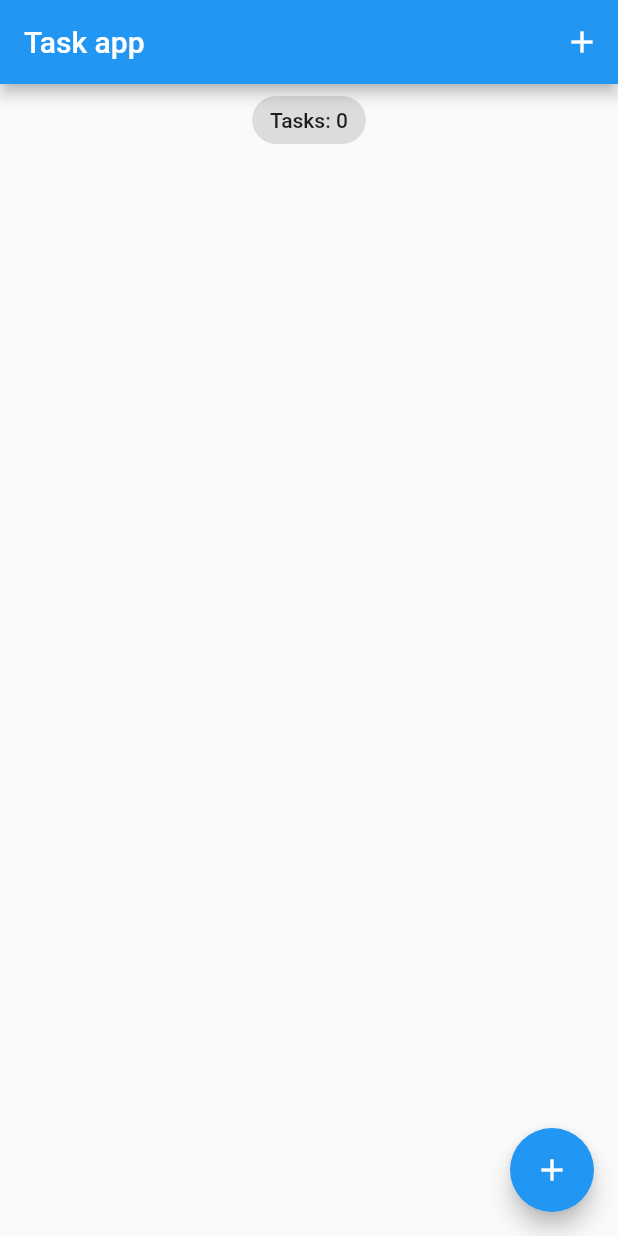
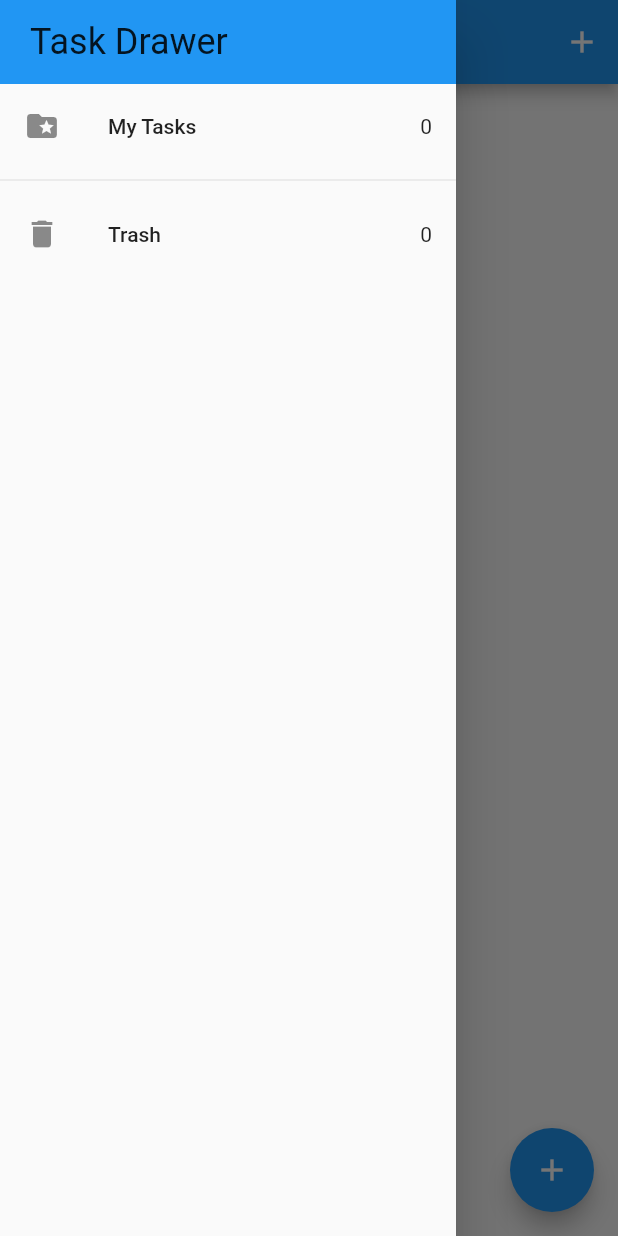
Before and after one commit to fadzlitown/bloc_todo, a Flutter app: the screen it shows after launch, with the side drawer open (before the commit the screen has no drawer), on a phone screen of 412 x 824 dp. Run offline on Flutter 3.47's test engine with Material 2 defaults, Android fonts, the phone set to English and light mode, and no system bars; our stand-ins replace bloc, equatable, flutter_bloc, hydrated_bloc.

Commit message:
- Added MyDrawer - Added AppRouter for navigation - Added removedTasks list - Added RecyclerBin screen

```diff
--- a/lib/bloc/tasks/tasks_event.dart
+++ b/lib/bloc/tasks/tasks_event.dart
@@ -33,3 +33,13 @@ class DeleteTask extends TasksEvent {
   @override
   List<Object?> get props => [task];
 }
+
+class RemoveTask extends TasksEvent {
+  final Task task;
+  const RemoveTask({
+    required this.task,
+  });
+
+  @override
+  List<Object?> get props => [task];
+}
--- a/lib/bloc/tasks/tasks_state.dart
+++ b/lib/bloc/tasks/tasks_state.dart
@@ -2,25 +2,30 @@ part of 'tasks_bloc.dart';
 
 class TasksState extends Equatable {
   final List<Task> allTasks;
+  final List<Task> removedTasks;
 
-  const TasksState({this.allTasks = const <Task>[]});
+  const TasksState(
+      {this.allTasks = const <Task>[], this.removedTasks = const <Task>[]});
 
   // const TasksState({
   //   this.allTasks,
   // });
 
   @override
-  List<Object> get props => [allTasks];
+  List<Object> get props => [allTasks, removedTasks];
 
   Map<String, dynamic> toMap() {
     return {
       'allTasks': allTasks.map((e) => e.toMap()).toList(),
+      'removedTasks': removedTasks.map((e) => e.toMap()).toList(),
     };
   }
 
   factory TasksState.fromMap(Map<String, dynamic> map) {
     return TasksState(
       allTasks: List<Task>.from(map['allTasks']?.map((x) => Task.fromMap(x))),
+      removedTasks:
+          List<Task>.from(map['removedTasks']?.map((x) => Task.fromMap(x))),
     );
   }
 }
--- a/lib/main.dart
+++ b/lib/main.dart
@@ -1,5 +1,6 @@
 import 'package:flutter/material.dart';
 import 'package:flutter_better_muslim/bloc/bloc_exports.dart';
+import 'package:flutter_better_muslim/service/app_route.dart';
 import 'package:path_provider/path_provider.dart';
 
 import 'screens/tasks_screen.dart';
@@ -10,12 +11,13 @@ Future<void> main() async {
       storageDirectory: await getApplicationDocumentsDirectory());
 
   // BlocOverrides.runZoned(() => runApp(const MyApp()));
-  HydratedBlocOverrides.runZoned(() => runApp(const MyApp()),
+  HydratedBlocOverrides.runZoned(() => runApp(MyApp(appRouter: AppRouter())),
       storage: hydratedStorage); //Hydrated storage will call native method
 }
 
 class MyApp extends StatelessWidget {
-  const MyApp({Key? key}) : super(key: key);
+  final AppRouter appRouter;
+  const MyApp({Key? key, required this.appRouter}) : super(key: key);
 
   // This widget is the root of your application.
   @override
@@ -37,6 +39,7 @@ class MyApp extends StatelessWidget {
           primarySwatch: Colors.blue,
         ),
         home: const TasksScreen(),
+        onGenerateRoute: appRouter.onGenerateRoute,
       ),
     );
   }
--- /dev/null
+++ b/lib/screens/drawer.dart
@@ -0,0 +1,48 @@
+import 'package:flutter/material.dart';
+import 'package:flutter_better_muslim/screens/RecycleBin.dart';
+import 'package:flutter_better_muslim/screens/tasks_screen.dart';
+
+import '../bloc/bloc_exports.dart';
+import '../bloc/tasks/tasks_bloc.dart';
+
+class MyDrawer extends StatelessWidget {
+  const MyDrawer({Key? key}) : super(key: key);
+
+  @override
+  Widget build(BuildContext context) {
+    return SafeArea(
+        child: Drawer(
+      child: Column(children: [
+        Container(
+            width: double.infinity,
+            color: Theme.of(context).colorScheme.primary,
+            padding: const EdgeInsets.symmetric(vertical: 14, horizontal: 20),
+            child: Text('Task Drawer',
+                style: Theme.of(context).textTheme.headline5)),
+        BlocBuilder<TasksBloc, TasksState>(
+          builder: (context, state) {
+            return GestureDetector(
+              onTap: () => Navigator.of(context).pushNamed(TasksScreen.id),
+              child: ListTile(
+                  leading: const Icon(Icons.folder_special),
+                  title: const Text('My Tasks'),
+                  trailing: Text('${state.allTasks.length}')),
+            );
+          },
+        ),
+        const Divider(),
+        BlocBuilder<TasksBloc, TasksState>(
+          builder: (context, state) {
+            return GestureDetector(
+              onTap: () => Navigator.of(context).pushNamed(RecyclerBin.id),
+              child: ListTile(
+                  leading: const Icon(Icons.delete),
+                  title: const Text('Trash'),
+                  trailing: Text('${state.removedTasks.length}')),
+            );
+          },
+        )
+      ]),
+    ));
+  }
+}
--- a/lib/screens/tasks_screen.dart
+++ b/lib/screens/tasks_screen.dart
@@ -4,9 +4,11 @@ import '../bloc/bloc_exports.dart';
 import '../models/task.dart';
 import '../widgets/TasksList.dart';
 import 'add_task_screen.dart';
+import 'drawer.dart';
 
 class TasksScreen extends StatefulWidget {
   const TasksScreen({Key? key}) : super(key: key);
+  static const id = 'tasks_screen';
 
   @override
   State<TasksScreen> createState() => _TasksScreenState();
@@ -31,6 +33,7 @@ class _TasksScreenState extends State<TasksScreen> {
         List<Task> listTasks = state.allTasks;
 
         return Scaffold(
+          drawer: MyDrawer(),
           appBar: AppBar(
             // Here we take the value from the MyHomePage object that was created by
             // the App.build method, and use it to set our appbar title.
--- a/lib/widgets/task_tile_item.dart
+++ b/lib/widgets/task_tile_item.dart
@@ -11,6 +11,12 @@ class TaskTileItem extends StatelessWidget {
 
   final Task task;
 
+  void _removeOrDeleteTask(BuildContext context, Task task) {
+    context
+        .read<TasksBloc>()
+        .add(task.isDeleted! ? DeleteTask(task: task) : RemoveTask(task: task));
+  }
+
   @override
   Widget build(BuildContext context) {
     return ListTile(
@@ -20,11 +26,12 @@ class TaskTileItem extends StatelessWidget {
                     ? TextDecoration.lineThrough
                     : TextDecoration.none)),
         trailing: Checkbox(
-            onChanged: (value) {
-              context.read<TasksBloc>().add(UpdateTask(task: task));
-            },
+            onChanged: task.isDeleted == false
+                ? (value) {
+                    context.read<TasksBloc>().add(UpdateTask(task: task));
+                  }
+                : null,
             value: task.isDone),
-        onLongPress: () =>
-            context.read<TasksBloc>().add(DeleteTask(task: task)));
+        onLongPress: () => _removeOrDeleteTask(context, task));
   }
 }
```
Also changed, not shown: lib/bloc/tasks/tasks_bloc.dart (+16 -4 lines), lib/screens/RecycleBin.dart (added, +37 -0 lines), lib/service/app_route.dart (added, +16 -0 lines), 1 other file.
